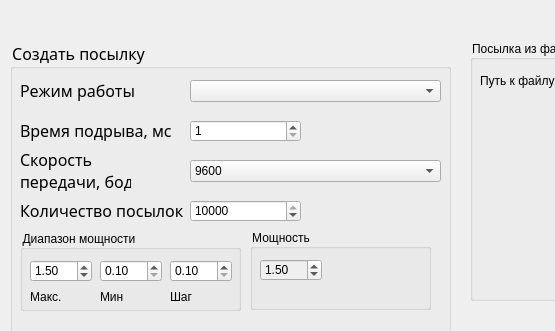
Old version of the form UI/optionPage.ui in the repository amuk1989/PIK-Ka_1; both pictures show x 0 to 555 and y 0 to 331 of the 922 by 477 pixel window.
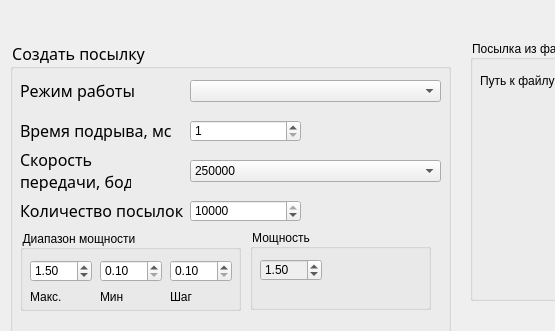
New version of the form. Icons and pictures are not drawn. Custom widgets are drawn as their Qt base class.

```diff
--- a/UI/optionPage.ui
+++ b/UI/optionPage.ui
@@ -173,6 +173,11 @@
        <height>22</height>
       </rect>
      </property>
+     <item>
+      <property name="text">
+       <string>250000</string>
+      </property>
+     </item>
      <item>
       <property name="text">
        <string>9600</string>
```
